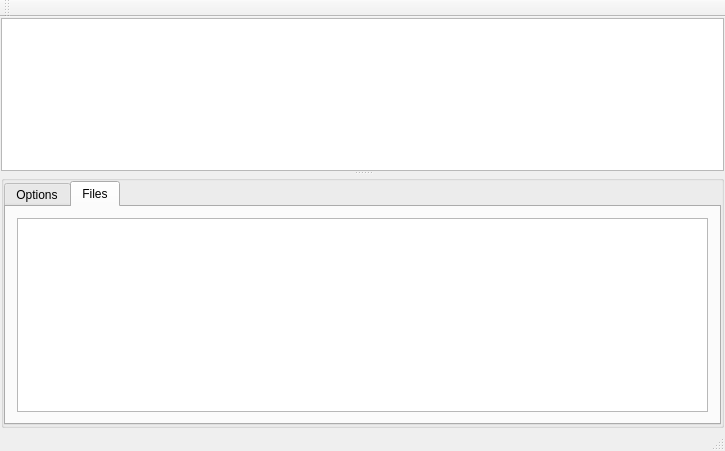
Old version of the form mainwindow.ui in the repository andreisebastianc/Cloud-movement-detection-in-satellite-images.
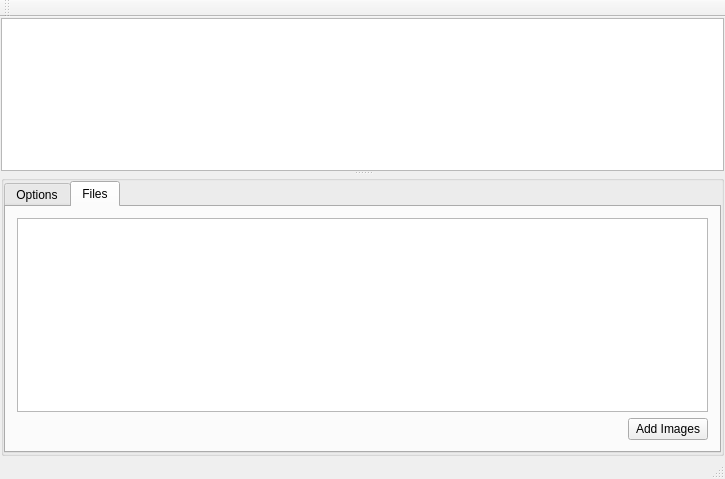
New version of the form.

Commit message: Added a new class that will handle all the operations on the selected images when complete. Added dialog for selecting multiple images, but no further logic there.

What changed in the file:
```diff
--- a/mainwindow.ui
+++ b/mainwindow.ui
@@ -7,7 +7,7 @@
     <x>0</x>
     <y>0</y>
     <width>725</width>
-    <height>451</height>
+    <height>479</height>
    </rect>
   </property>
   <property name="sizePolicy">
@@ -71,6 +71,30 @@
             <item row="0" column="0">
              <widget class="QListView" name="listView"/>
             </item>
+            <item row="1" column="0">
+             <layout class="QHBoxLayout" name="horizontalLayout">
+              <item>
+               <spacer name="horizontalSpacer">
+                <property name="orientation">
+                 <enum>Qt::Horizontal</enum>
+                </property>
+                <property name="sizeHint" stdset="0">
+                 <size>
+                  <width>40</width>
+                  <height>20</height>
+                 </size>
+                </property>
+               </spacer>
+              </item>
+              <item>
+               <widget class="QPushButton" name="addImagesButton">
+                <property name="text">
+                 <string>Add Images</string>
+                </property>
+               </widget>
+              </item>
+             </layout>
+            </item>
            </layout>
           </widget>
          </widget>
```
The commit also changes 5 other files.
